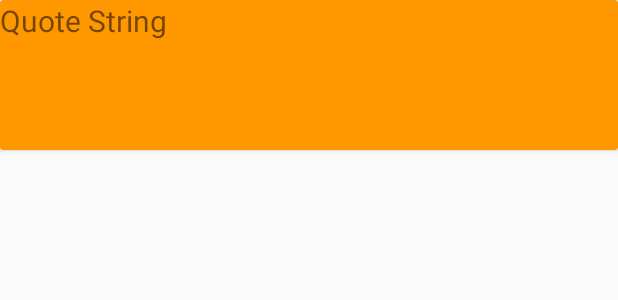
After one commit to tjacobconley1/ChuckNorrisApiApp, an Android app: the layout list_quote_single.xml on its own in the app's theme, with its tools: preview values and no code run, on a phone screen of 412 x 824 dp. The commit adds this screen. Shown: the top 300 px of the screen. Run offline under Robolectric (Android 15) with nearby library versions, the phone set to English and light mode, and no system bars.

Commit message:
added a recycler view to display historical quotes from FirebaseFirestore

```diff
--- a/app/src/main/java/com/cfmg/chucknorris/MainActivity.kt
+++ b/app/src/main/java/com/cfmg/chucknorris/MainActivity.kt
@@ -57,6 +57,7 @@ class MainActivity : AppCompatActivity() {
                 // add a new document with a generated ID
                 db.collection("ChuckNorris")
                     .add(quotehashmap)
+
             }
 
                 // play whip sound for epic user experience
--- /dev/null
+++ b/app/src/main/java/com/cfmg/chucknorris/QuoteData.kt
@@ -0,0 +1,3 @@
+package com.cfmg.chucknorris
+
+data class QuoteData(var quote: String? = null)
--- a/app/src/main/res/layout/activity_settings_and_historical_quotes.xml
+++ b/app/src/main/res/layout/activity_settings_and_historical_quotes.xml
@@ -7,10 +7,12 @@
 
     <androidx.recyclerview.widget.RecyclerView
         android:id="@+id/rv_settings"
+        android:backgroundTint="#FF9800"
         android:layout_width="match_parent"
         android:layout_height="match_parent"
         tools:layout_editor_absoluteX="0dp"
-        tools:layout_editor_absoluteY="-16dp" />
+        tools:layout_editor_absoluteY="-16dp"
+        tools:listitem="@layout/list_quote_single"/>
 
 
 </androidx.constraintlayout.widget.ConstraintLayout>
--- /dev/null
+++ b/app/src/main/res/layout/list_quote_single.xml
@@ -0,0 +1,30 @@
+<?xml version="1.0" encoding="utf-8"?>
+<androidx.cardview.widget.CardView
+    xmlns:android="http://schemas.android.com/apk/res/android"
+    xmlns:app="http://schemas.android.com/apk/res-auto"
+    android:layout_width="match_parent"
+    android:layout_height="100dp"
+    android:backgroundTint="#FF9800">
+
+<LinearLayout
+
+    android:layout_width="match_parent"
+    android:layout_height="match_parent">
+
+    <TextView
+        android:id="@+id/tv_quote"
+        android:layout_width="match_parent"
+        android:layout_height="80dp"
+        android:text="Quote String"
+        android:textSize="20dp"
+
+        app:layout_constraintBottom_toBottomOf="parent"
+        app:layout_constraintEnd_toEndOf="parent"
+        app:layout_constraintHorizontal_bias="0.0"
+        app:layout_constraintStart_toStartOf="parent"
+        app:layout_constraintTop_toTopOf="parent"
+        app:layout_constraintVertical_bias="0.039" />
+
+</LinearLayout>
+
+</androidx.cardview.widget.CardView>
```
Also changed, not shown: app/build.gradle (+12 -0 lines), app/src/main/java/com/cfmg/chucknorris/QuoteAdapter.kt (added, +34 -0 lines), app/src/main/java/com/cfmg/chucknorris/SettingsAndHistoricalQuotes.kt (+51 -0 lines).
